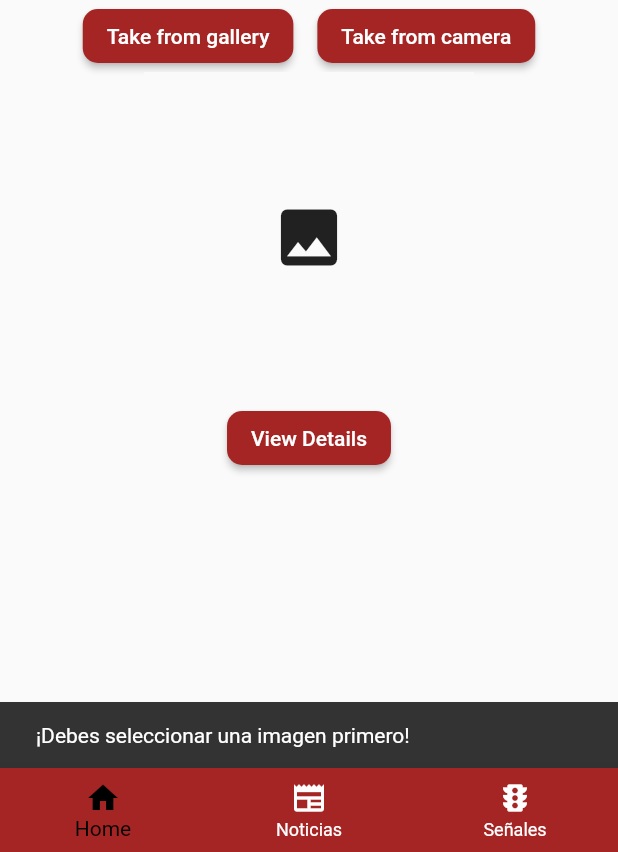
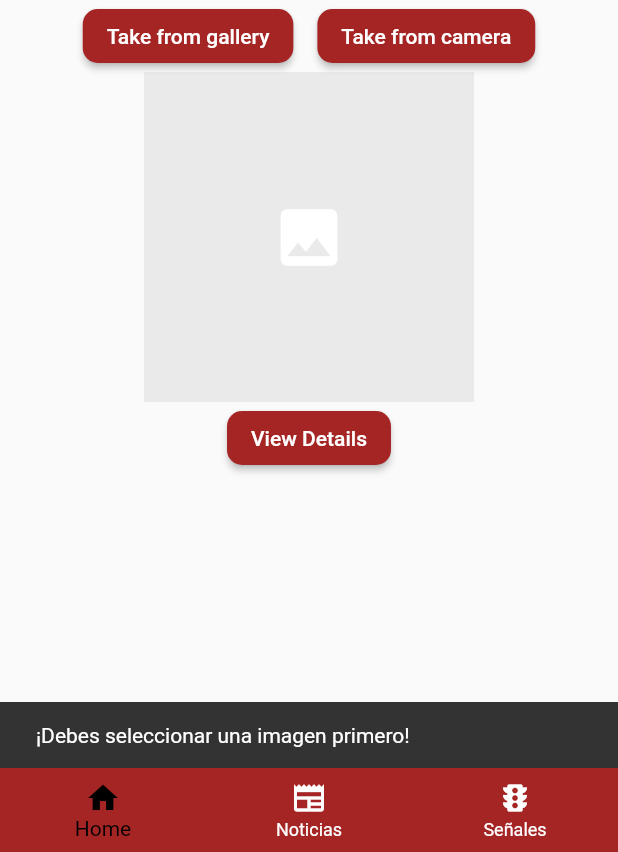
Before and after one commit to gvraul8/signalscan, a Flutter app: the screen it shows after launch, after a tap on "View Details", on a phone screen of 412 x 824 dp, the part 384-1236 px from its top. Run offline on Flutter 3.47's test engine with Material 2 defaults, Android fonts, the phone set to English and light mode, and no system bars; our stand-ins replace image_picker; network calls fail.

Commit message:
Full functionality

```diff
--- a/lib/pages/home_page.dart
+++ b/lib/pages/home_page.dart
@@ -1,5 +1,4 @@
 import 'dart:io';
-
 import 'package:flutter/material.dart';
 import 'package:image_picker/image_picker.dart';
 import 'package:signalscan/models/api_response_model.dart';
@@ -16,6 +15,7 @@
 class _HomePageState extends State<HomePage> {
   File? file;
   ImagePicker image = ImagePicker();
+  bool isLoading = false; // Nuevo estado para controlar la carga
 
   @override
   Widget build(BuildContext context) {
@@ -37,7 +37,6 @@
               width: 170,
             ),
           ),
-          // Buttons in the same row
           Row(
             mainAxisAlignment: MainAxisAlignment.center,
             children: [
@@ -56,7 +55,7 @@
                   ),
                 ),
               ),
-              const SizedBox(width: 16), // Agrega espacio entre los botones
+              const SizedBox(width: 16),
               MaterialButton(
                 onPressed: () {
                   getCam();
@@ -74,20 +73,22 @@
               ),
             ],
           ),
-          // Selected image
           Container(
-            width: file == null
-                ? 220.0 // Tamaño original deseado cuando no hay imagen seleccionada
-                : MediaQuery.of(context).size.width * 0.8, // Multiplicado por 0.8 para dejar un margen
-            height: file == null ? 220.0 : null, // Establecer la altura solo cuando no hay imagen seleccionada
-            color: file == null ? Theme.of(context).scaffoldBackgroundColor : Colors.transparent,
+            width:
+                file == null ? 220.0 : MediaQuery.of(context).size.width * 0.8,
+            height: file == null ? 220.0 : null,
+            color: file == null
+                ? const Color.fromARGB(66, 189, 188, 188)
+                : Colors.transparent,
             child: file == null
                 ? const Icon(
                     Icons.image,
                     size: 50,
+                    color: Colors.white,
                   )
                 : AspectRatio(
-                    aspectRatio: file!.readAsBytesSync().lengthInBytes.toDouble() /
+                    aspectRatio:
+                        file!.readAsBytesSync().lengthInBytes.toDouble() /
                             file!.readAsBytesSync().lengthInBytes.toDouble(),
                     child: Image.file(
                       file!,
@@ -95,27 +96,30 @@
                     ),
                   ),
           ),
-          // Button to view details
           MaterialButton(
             onPressed: () async {
               if (file != null) {
                 try {
-                  // Enviar la imagen para la detección y obtener la respuesta de la API
+                  setState(() {
+                    isLoading = true;
+                  });
+
                   ApiResponse apiResponse =
                       await ApiService.sendImageForDetection(file!);
 
-                  // Crear la página de detalles con la respuesta de la API
+                  // ignore: use_build_context_synchronously
                   Navigator.push(
                     context,
                     MaterialPageRoute(
-                      builder: (context) =>
-                          ScanDetailsPage(file!, apiResponse),
+                      builder: (context) => ScanDetailsPage(file!, apiResponse),
                     ),
                   );
                 } catch (e) {
-                  // Manejar errores, por ejemplo, mostrar un diálogo de error
-                  print('Error: $e');
-                  // Aquí puedes agregar lógica adicional según tus necesidades
+                  throw 'Error: $e';
+                } finally {
+                  setState(() {
+                    isLoading = false;
+                  });
                 }
               } else {
                 ScaffoldMessenger.of(context).showSnackBar(
@@ -130,7 +134,9 @@
             shape: RoundedRectangleBorder(
               borderRadius: BorderRadius.circular(10),
             ),
-            child: const Text(
+            child: isLoading
+                ? const CircularProgressIndicator()
+                : const Text(
                     "View Details",
                     style: TextStyle(
                       color: Colors.white,
```
Also changed, not shown: lib/pages/signal_scan_details_page.dart (+58 -20 lines). Lines whose indentation alone changed are shown as unchanged.
